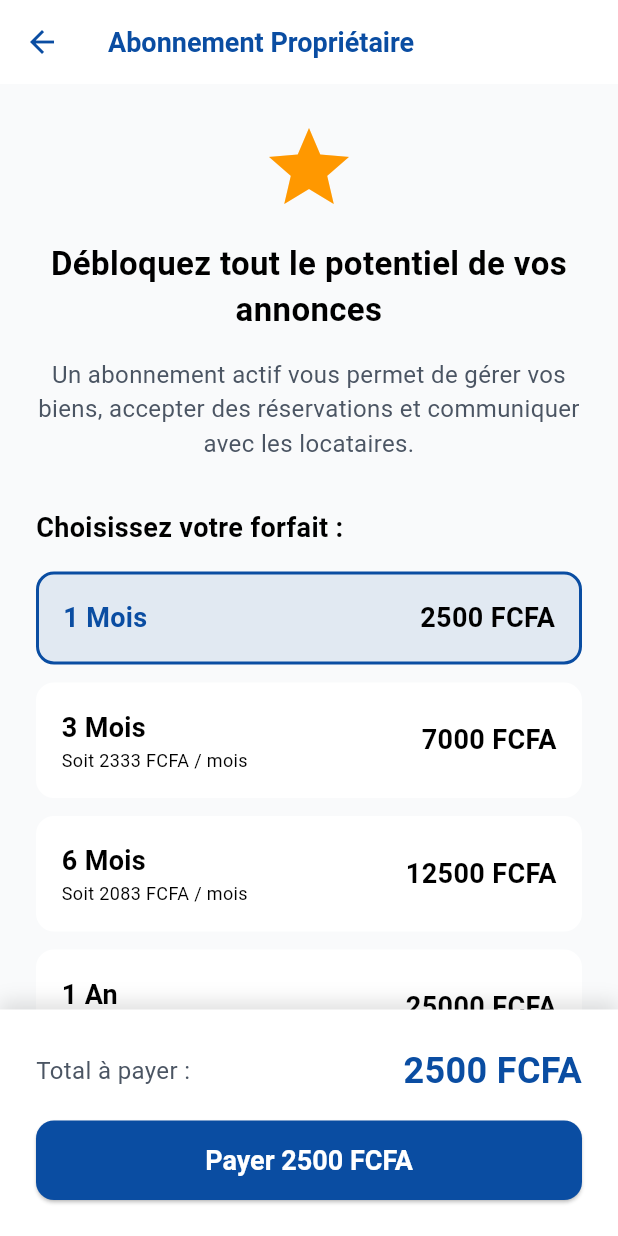
After one commit to Arthurbox/imobareld, a Flutter app: the SubscriptionScreen screen opened directly, on a phone screen of 412 x 824 dp. The commit adds this screen. Run offline on Flutter 3.47's test engine with Material 3 defaults, Android fonts, the phone set to English and light mode, and no system bars; our stand-ins replace app_links, cached_network_image, chewie, connectivity_plus, firebase_core, firebase_messaging and 17 more; missing offline and left inert: cinetpay, video_compress; accounts and stored records are empty; network calls fail.

Commit message:
Implémentation du système d'abonnement pour les propriétaires

```diff
--- /dev/null
+++ b/devtools_options.yaml
@@ -0,0 +1,3 @@
+description: This file stores settings for Dart & Flutter DevTools.
+documentation: https://docs.flutter.dev/tools/devtools/extensions#configure-extension-enablement-states
+extensions:
--- a/lib/features/home/home_screen.dart
+++ b/lib/features/home/home_screen.dart
@@ -21,6 +21,7 @@ import 'package:imobareld/features/owner/owner_dashboard.dart';
 import 'package:imobareld/features/home/announcement_screen.dart';
 import 'package:imobareld/features/profile/profile_screen.dart';
 import 'package:imobareld/features/profile/my_boosts_screen.dart';
+import 'package:imobareld/features/owner/subscription_screen.dart';
 import 'package:imobareld/features/admin/admin_dashboard.dart';
 import 'package:imobareld/features/home/announcement_controller.dart';
 import 'package:imobareld/models/announcement_model.dart';
@@ -258,6 +259,11 @@ class _HomeScreenState extends State<HomeScreen> {
                   _buildDrawerItem(Icons.flash_on, 'Mes Boostes', () {
                     Navigator.pop(context);
                     Navigator.push(context, MaterialPageRoute(builder: (_) => const MyBoostsScreen()));
+                  }),
+                if ((user?.isOwner ?? false) || (user?.isAdmin ?? false))
+                  _buildDrawerItem(Icons.card_membership, 'Abonnement', () {
+                    Navigator.pop(context);
+                    Navigator.push(context, MaterialPageRoute(builder: (_) => const SubscriptionScreen()));
                   }),
 
                 _buildDrawerItem(Icons.directions_car_outlined, 'Location de véhicule', () {
--- /dev/null
+++ b/lib/features/owner/subscription_screen.dart
@@ -0,0 +1,189 @@
+import 'package:flutter/material.dart';
+import 'package:provider/provider.dart';
+import 'package:imobareld/core/constants/app_colors.dart';
+import 'package:imobareld/features/auth/auth_controller.dart';
+
+class SubscriptionScreen extends StatefulWidget {
+  const SubscriptionScreen({super.key});
+
+  @override
+  State<SubscriptionScreen> createState() => _SubscriptionScreenState();
+}
+
+class _SubscriptionScreenState extends State<SubscriptionScreen> {
+  int _selectedMonths = 1;
+  bool _isLoading = false;
+  final List<Map<String, dynamic>> _plans = [
+    {'months': 1, 'label': '1 Mois', 'price': 2500},
+    {'months': 3, 'label': '3 Mois', 'price': 7000},
+    {'months': 6, 'label': '6 Mois', 'price': 12500},
+    {'months': 12, 'label': '1 An', 'price': 25000},
+  ];
+
+  Future<void> _processPayment() async {
+    setState(() => _isLoading = true);
+
+    // Simulation d'un paiement de quelques secondes
+    await Future.delayed(const Duration(seconds: 2));
+
+    if (!mounted) return;
+
+    final authController = Provider.of<AuthController>(context, listen: false);
+    final success = await authController.renewSubscription(_selectedMonths);
+
+    setState(() => _isLoading = false);
+
+    if (success) {
+      if (!mounted) return;
+      ScaffoldMessenger.of(context).showSnackBar(
+        const SnackBar(content: Text('Abonnement activé avec succès !', style: TextStyle(color: Colors.white)), backgroundColor: Colors.green),
+      );
+      Navigator.pop(context); // Retour au dashboard qui devrait maintenant être débloqué
+    } else {
+      if (!mounted) return;
+      ScaffoldMessenger.of(context).showSnackBar(
+        SnackBar(content: Text(authController.errorMessage ?? 'Erreur lors du renouvellement', style: const TextStyle(color: Colors.white)), backgroundColor: Colors.red),
+      );
+    }
+  }
+
+  @override
+  Widget build(BuildContext context) {
+    final theme = Theme.of(context);
+    final totalPrice = _plans.firstWhere((p) => p['months'] == _selectedMonths)['price'] as int;
+
+    return Scaffold(
+      backgroundColor: theme.scaffoldBackgroundColor,
+      appBar: AppBar(
+        title: Text('Abonnement Propriétaire', style: TextStyle(color: theme.primaryColor)),
+        backgroundColor: theme.appBarTheme.backgroundColor,
+        elevation: 0,
+        iconTheme: IconThemeData(color: theme.primaryColor),
+      ),
+      body: SafeArea(
+        child: Column(
+          children: [
+            Expanded(
+              child: SingleChildScrollView(
+                padding: const EdgeInsets.all(24.0),
+                child: Column(
+                  crossAxisAlignment: CrossAxisAlignment.stretch,
+                  children: [
+                    const Icon(Icons.star, size: 64, color: Colors.orange),
+                    const SizedBox(height: 16),
+                    Text(
+                      'Débloquez tout le potentiel de vos annonces',
+                      textAlign: TextAlign.center,
+                      style: TextStyle(fontSize: 22, fontWeight: FontWeight.bold, color: theme.textTheme.titleLarge?.color),
+                    ),
+                    const SizedBox(height: 16),
+                    Text(
+                      'Un abonnement actif vous permet de gérer vos biens, accepter des réservations et communiquer avec les locataires.',
+                      textAlign: TextAlign.center,
+                      style: TextStyle(fontSize: 16, color: theme.textTheme.bodyMedium?.color),
+                    ),
+                    const SizedBox(height: 32),
+                    Text(
+                      'Choisissez votre forfait :',
+                      style: TextStyle(fontSize: 18, fontWeight: FontWeight.bold, color: theme.textTheme.titleMedium?.color),
+                    ),
+                    const SizedBox(height: 16),
+                    ..._plans.map((plan) {
+                      final months = plan['months'] as int;
+                      final label = plan['label'] as String;
+                      final planPrice = plan['price'] as int;
+                      final isSelected = _selectedMonths == months;
+
+                      final monthlyEquivalent = (planPrice / months).round();
+
+                      return GestureDetector(
+                        onTap: () => setState(() => _selectedMonths = months),
+                        child: Container(
+                          margin: const EdgeInsets.only(bottom: 12),
+                          padding: const EdgeInsets.all(16),
+                          decoration: BoxDecoration(
+                            color: isSelected ? theme.primaryColor.withValues(alpha: 0.1) : theme.cardColor,
+                            borderRadius: BorderRadius.circular(12),
+                            border: Border.all(
+                              color: isSelected ? theme.primaryColor : theme.dividerColor,
+                              width: isSelected ? 2 : 1,
+                            ),
+                          ),
+                          child: Row(
+                            mainAxisAlignment: MainAxisAlignment.spaceBetween,
+                            children: [
+                              Column(
+                                crossAxisAlignment: CrossAxisAlignment.start,
+                                children: [
+                                  Text(
+                                    label,
+                                    style: TextStyle(
+                                      fontSize: 18,
+                                      fontWeight: FontWeight.bold,
+                                      color: isSelected ? theme.primaryColor : theme.textTheme.titleLarge?.color,
+                                    ),
+                                  ),
+                                  if (months > 1)
+                                    Text(
+                                      'Soit $monthlyEquivalent FCFA / mois',
+                                      style: TextStyle(fontSize: 12, color: theme.textTheme.bodySmall?.color),
+                                    ),
+                                ],
+                              ),
+                              Text(
+                                '$planPrice FCFA',
+                                style: TextStyle(
+                                  fontSize: 18,
+                                  fontWeight: FontWeight.bold,
+                                  color: theme.textTheme.titleLarge?.color,
+                                ),
+                              ),
+                            ],
+                          ),
+                        ),
+                      );
+                    }),
+                  ],
+                ),
+              ),
+            ),
+            Container(
+              padding: const EdgeInsets.all(24.0),
+              decoration: BoxDecoration(
+                color: theme.cardColor,
+                boxShadow: const [
+                  BoxShadow(color: Colors.black12, blurRadius: 10, offset: Offset(0, -5)),
+                ],
+              ),
+              child: Column(
+                mainAxisSize: MainAxisSize.min,
+                crossAxisAlignment: CrossAxisAlignment.stretch,
+                children: [
+                  Row(
+                    mainAxisAlignment: MainAxisAlignment.spaceBetween,
+                    children: [
+                      Text('Total à payer :', style: TextStyle(fontSize: 16, color: theme.textTheme.bodyMedium?.color)),
+                      Text('$totalPrice FCFA', style: TextStyle(fontSize: 24, fontWeight: FontWeight.bold, color: theme.primaryColor)),
+                    ],
+                  ),
+                  const SizedBox(height: 16),
+                  ElevatedButton(
+                    onPressed: _isLoading ? null : _processPayment,
+                    style: ElevatedButton.styleFrom(
+                      backgroundColor: theme.primaryColor,
+                      padding: const EdgeInsets.symmetric(vertical: 16),
+                      shape: RoundedRectangleBorder(borderRadius: BorderRadius.circular(12)),
+                    ),
+                    child: _isLoading
+                        ? const SizedBox(height: 24, width: 24, child: CircularProgressIndicator(color: Colors.white, strokeWidth: 2))
+                        : Text('Payer $totalPrice FCFA', style: const TextStyle(fontSize: 18, fontWeight: FontWeight.bold, color: Colors.white)),
+                  ),
+                ],
+              ),
+            ),
+          ],
+        ),
+      ),
+    );
+  }
+}
--- a/lib/models/user_model.dart
+++ b/lib/models/user_model.dart
@@ -54,6 +54,15 @@ class UserModel {
   /// Token Firebase Cloud Messaging pour les push notifications
   final String? fcmToken;
 
+  /// Statut de l'abonnement : 'trial', 'active', 'expired', 'none'
+  final String subscriptionStatus;
+
+  /// Date de fin de la période d'essai (6 mois)
+  final DateTime? trialEndsAt;
+
+  /// Date de fin de l'abonnement payant
+  final DateTime? subscriptionEndsAt;
+
   /// Helper pour savoir si l'utilisateur est vérifié
   bool get isVerified => verificationStatus == 'verified';
 
@@ -62,6 +71,18 @@ class UserModel {
 
   /// Un utilisateur a les droits de propriétaire s'il a le type 'propriétaire' OU s'il est admin
   bool get isOwner => userType == UserRoles.owner || isAdmin;
+
+  /// Vérifie si l'utilisateur a un abonnement actif ou une période d'essai valide
+  bool get hasActiveSubscription {
+    if (isAdmin) return true; // Les admins n'ont pas besoin d'abonnement
+    if (!isOwner) return true; // Les locataires n'ont pas besoin d'abonnement
+
+    final now = DateTime.now();
+    final isTrialValid = trialEndsAt != null && trialEndsAt!.isAfter(now);
+    final isSubValid = subscriptionEndsAt != null && subscriptionEndsAt!.isAfter(now);
+
+    return isTrialValid || isSubValid;
+  }
 
   /// Vérifie si l'utilisateur peut publier (doit être propriétaire/admin ET avoir un téléphone)
   bool get canPost => isOwner && phone != null && phone!.isNotEmpty && phone != 'Non renseigné';
@@ -91,6 +112,9 @@ class UserModel {
     this.lastReadAnnouncement,
     this.lastReadProperties,
     this.fcmToken,
+    this.subscriptionStatus = 'trial',
+    this.trialEndsAt,
+    this.subscriptionEndsAt,
   });
 
   // ========================================
@@ -124,6 +148,13 @@ class UserModel {
           ? DateTime.parse((map['lastReadProperties'] ?? map['last_read_properties']).toString())
           : null,
       fcmToken: map['fcm_token'] ?? map['fcmToken'],
+      subscriptionStatus: map['subscription_status'] ?? map['subscriptionStatus'] ?? 'none',
+      trialEndsAt: (map['trial_ends_at'] ?? map['trialEndsAt']) != null
+          ? DateTime.parse((map['trial_ends_at'] ?? map['trialEndsAt']).toString())
+          : null,
+      subscriptionEndsAt: (map['subscription_ends_at'] ?? map['subscriptionEndsAt']) != null
+          ? DateTime.parse((map['subscription_ends_at'] ?? map['subscriptionEndsAt']).toString())
+          : null,
     );
   }
 
@@ -142,6 +173,7 @@ class UserModel {
       createdAt: DateTime.now(),
       role: 'user',
       fcmToken: null,
+      subscriptionStatus: 'none',
     );
   }
 
@@ -164,6 +196,9 @@ class UserModel {
       'last_read_announcement': lastReadAnnouncement?.toIso8601String(),
       'last_read_properties': lastReadProperties?.toIso8601String(),
       'fcm_token': fcmToken,
+      'subscription_status': subscriptionStatus,
+      'trial_ends_at': trialEndsAt?.toIso8601String(),
+      'subscription_ends_at': subscriptionEndsAt?.toIso8601String(),
     };
   }
 
@@ -187,6 +222,9 @@ class UserModel {
     DateTime? lastReadAnnouncement,
     DateTime? lastReadProperties,
     String? fcmToken,
+    String? subscriptionStatus,
+    DateTime? trialEndsAt,
+    DateTime? subscriptionEndsAt,
   }) {
     return UserModel(
       id: id ?? this.id,
@@ -204,6 +242,9 @@ class UserModel {
       lastReadAnnouncement: lastReadAnnouncement ?? this.lastReadAnnouncement,
       lastReadProperties: lastReadProperties ?? this.lastReadProperties,
       fcmToken: fcmToken ?? this.fcmToken,
+      subscriptionStatus: subscriptionStatus ?? this.subscriptionStatus,
+      trialEndsAt: trialEndsAt ?? this.trialEndsAt,
+      subscriptionEndsAt: subscriptionEndsAt ?? this.subscriptionEndsAt,
     );
   }
 }
```
Also changed, not shown: lib/features/auth/auth_controller.dart (+52 -0 lines), lib/features/owner/owner_dashboard.dart (+47 -0 lines), lib/features/profile/profile_screen.dart (+13 -0 lines), 1 other file.
